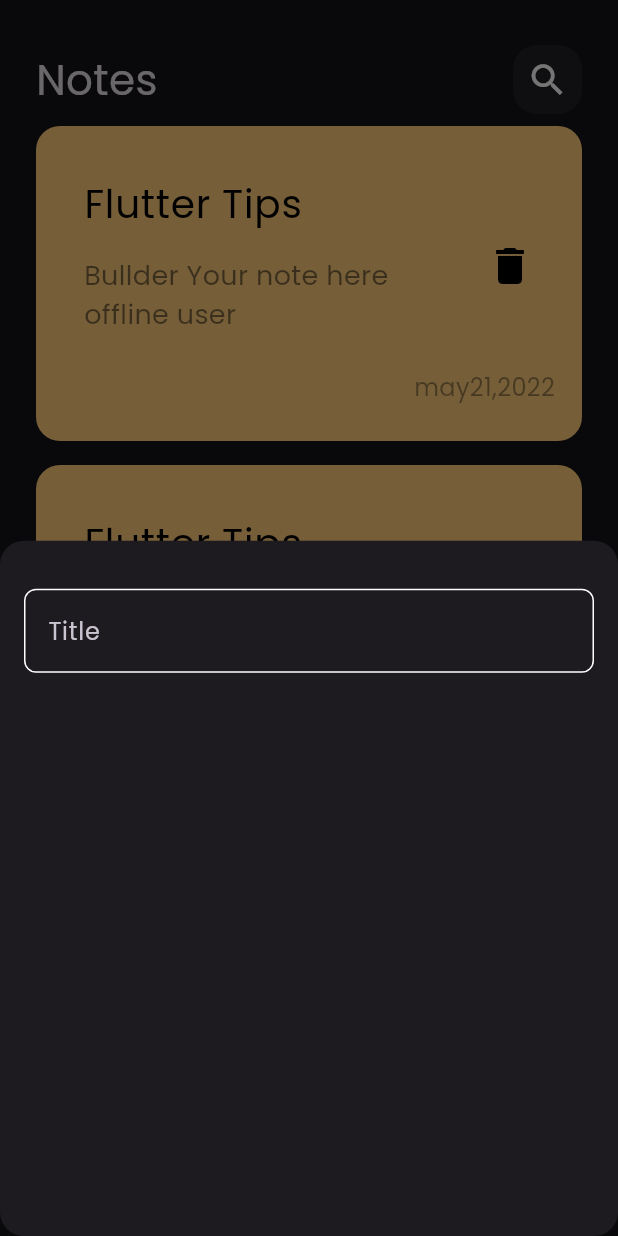
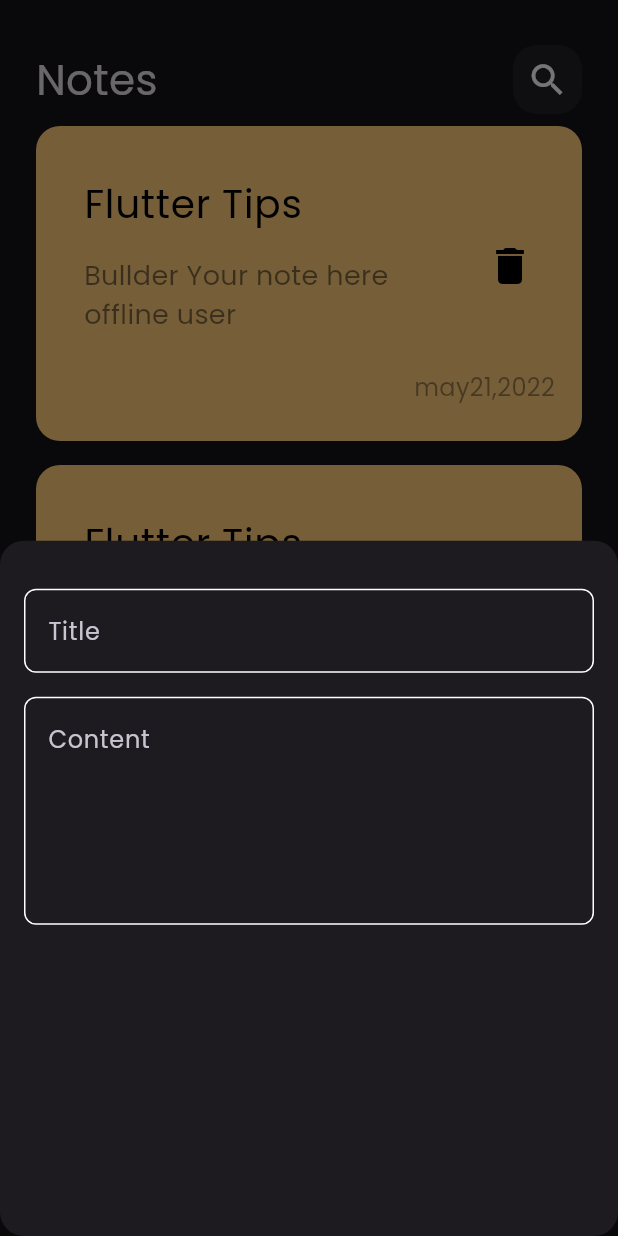
Before and after one commit to FlipKing037/Nodes-App, a Flutter app: the screen it shows after launch, after a tap on the "add" icon, on a phone screen of 412 x 824 dp. Run offline on Flutter 3.47's test engine with Material 3 defaults, Android fonts, the phone set to English and light mode, and no system bars.

Commit message:
add field to bottom sheet note

```diff
--- a/lib/views/widget/add_show_modal_bottom_sheet.dart
+++ b/lib/views/widget/add_show_modal_bottom_sheet.dart
@@ -13,7 +13,16 @@ class AddNoteBottomSheet extends StatelessWidget {
           SizedBox(
             height: 32,
           ),
-          CustomTextField(),
+          CustomTextField(
+            hintText: 'Title',
+          ),
+          SizedBox(
+            height: 16,
+          ),
+          CustomTextField(
+            hintText: 'Content',
+            maxlines: 5,
+          ),
         ],
       ),
     );
--- a/lib/views/widget/custom_text_field.dart
+++ b/lib/views/widget/custom_text_field.dart
@@ -2,14 +2,18 @@ import 'package:flutter/material.dart';
 import 'package:notes_app/constants.dart';
 
 class CustomTextField extends StatelessWidget {
-  const CustomTextField({super.key});
+  const CustomTextField({super.key, required this.hintText, this.maxlines = 1});
+
+  final String hintText;
+  final int maxlines;
 
   @override
   Widget build(BuildContext context) {
     return TextField(
+      maxLines: maxlines,
       cursorColor: kPrimaryColor,
       decoration: InputDecoration(
-          hintText: 'Title',
+          hintText: hintText,
           border: buildBorder(),
           enabledBorder: buildBorder(),
           focusedBorder: buildBorder(kPrimaryColor)),
--- a/lib/views/widget/notes_view_body.dart
+++ b/lib/views/widget/notes_view_body.dart
@@ -16,7 +16,9 @@ class NotesViewBody extends StatelessWidget {
             height: 30,
           ),
           CustomAppbar(),
-          Expanded(child: NoteListView()),
+          Expanded(
+            child: NoteListView(),
+          ),
         ],
       ),
     );
```
